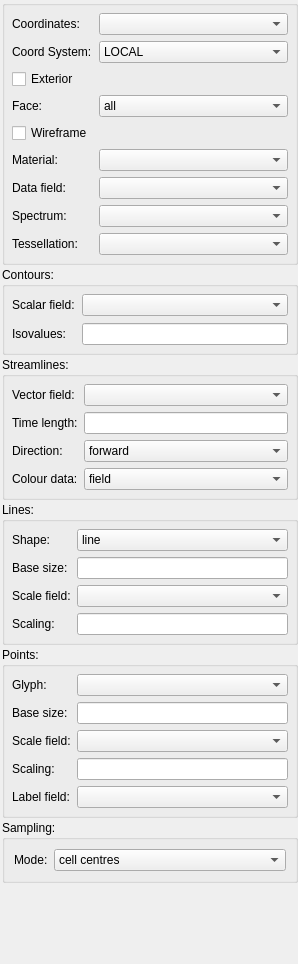
The window that res/designer/graphicseditorwidget.ui (tsalemink/neon) describes before a commit, drawn with Qt 5.
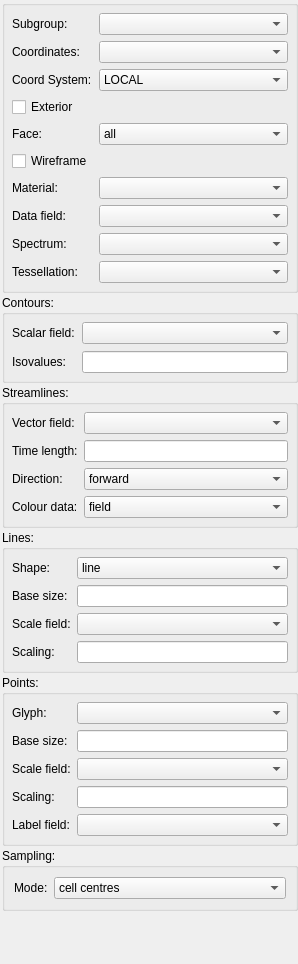
The same window after the commit. Custom widgets are drawn as their Qt base class.

Commit message: Add subgroup field chooser to graphics editor

What changed in the file:
```diff
--- a/res/designer/graphicseditorwidget.ui
+++ b/res/designer/graphicseditorwidget.ui
@@ -68,28 +68,28 @@
       <property name="margin">
        <number>7</number>
       </property>
-      <item row="2" column="0">
+      <item row="3" column="0">
        <widget class="QLabel" name="coordinate_field_label">
         <property name="text">
          <string>Coordinates:</string>
         </property>
        </widget>
       </item>
-      <item row="2" column="1">
+      <item row="3" column="1">
        <widget class="FieldChooserWidget" name="coordinate_field_chooser">
         <property name="sizeAdjustPolicy">
          <enum>QComboBox::AdjustToContents</enum>
         </property>
        </widget>
       </item>
-      <item row="3" column="0">
+      <item row="4" column="0">
        <widget class="QLabel" name="scenecoordinatesystem_label">
         <property name="text">
          <string>Coord System:</string>
         </property>
        </widget>
       </item>
-      <item row="3" column="1">
+      <item row="4" column="1">
        <widget class="QComboBox" name="scenecoordinatesystem_combobox">
         <item>
          <property name="text">
@@ -143,21 +143,21 @@
         </item>
        </widget>
       </item>
-      <item row="4" column="0">
+      <item row="5" column="0">
        <widget class="QCheckBox" name="exterior_checkbox">
         <property name="text">
          <string>Exterior</string>
         </property>
        </widget>
       </item>
-      <item row="5" column="0">
+      <item row="6" column="0">
        <widget class="QLabel" name="face_label">
         <property name="text">
          <string>Face:</string>
         </property>
        </widget>
       </item>
-      <item row="5" column="1">
+      <item row="6" column="1">
        <widget class="QComboBox" name="face_combobox">
         <property name="sizeAdjustPolicy">
          <enum>QComboBox::AdjustToContents</enum>
@@ -209,28 +209,28 @@
         </item>
        </widget>
       </item>
-      <item row="7" column="0">
+      <item row="8" column="0">
        <widget class="QLabel" name="material_label">
         <property name="text">
          <string>Material:</string>
         </property>
        </widget>
       </item>
-      <item row="7" column="1">
+      <item row="8" column="1">
        <widget class="MaterialChooserWidget" name="material_chooser">
         <property name="sizeAdjustPolicy">
          <enum>QComboBox::AdjustToContents</enum>
         </property>
        </widget>
       </item>
-      <item row="10" column="0">
+      <item row="11" column="0">
        <widget class="QLabel" name="data_field_label">
         <property name="text">
          <string>Data field:</string>
         </property>
        </widget>
       </item>
-      <item row="10" column="1">
+      <item row="11" column="1">
        <widget class="FieldChooserWidget" name="data_field_chooser">
         <property name="editable">
          <bool>false</bool>
@@ -240,33 +240,43 @@
         </property>
        </widget>
       </item>
-      <item row="11" column="0">
+      <item row="12" column="0">
        <widget class="QLabel" name="spectrum_label">
         <property name="text">
          <string>Spectrum:</string>
         </property>
        </widget>
       </item>
-      <item row="11" column="1">
+      <item row="12" column="1">
        <widget class="SpectrumChooserWidget" name="spectrum_chooser"/>
       </item>
-      <item row="6" column="0">
+      <item row="7" column="0">
        <widget class="QCheckBox" name="wireframe_checkbox">
         <property name="text">
          <string>Wireframe</string>
         </property>
        </widget>
       </item>
-      <item row="12" column="1">
+      <item row="13" column="1">
        <widget class="TessellationChooserWidget" name="tessellation_chooser"/>
       </item>
-      <item row="12" column="0">
+      <item row="13" column="0">
        <widget class="QLabel" name="tessellation_label">
         <property name="text">
          <string>Tessellation:</string>
         </property>
        </widget>
       </item>
+      <item row="2" column="0">
+       <widget class="QLabel" name="subgroup_field_label">
+        <property name="text">
+         <string>Subgroup:</string>
+        </property>
+       </widget>
+      </item>
+      <item row="2" column="1">
+       <widget class="FieldChooserWidget" name="subgroup_field_chooser"/>
+      </item>
      </layout>
     </widget>
    </item>
```
Left out of the diff: 17 changed lines with no effect on the pictures. The commit also changes 2 other files.
